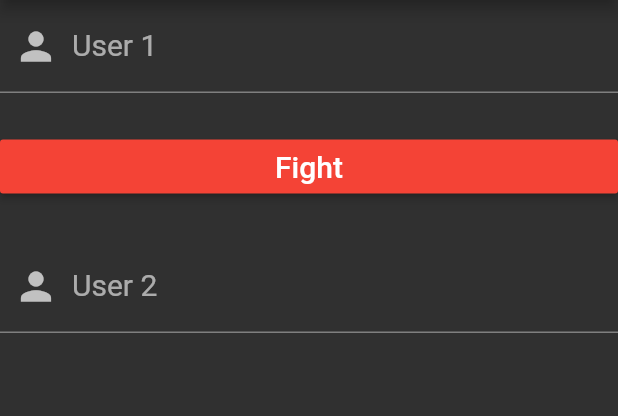
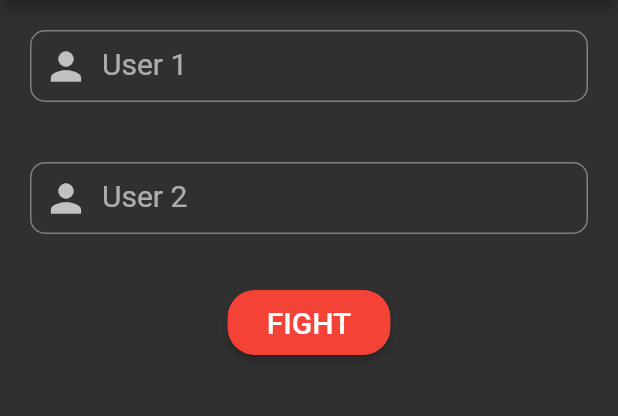
Before and after one commit to viralvaghela/git-fighter, a Flutter app: the FightScreen screen opened directly, on a phone screen of 412 x 824 dp, the part 84-500 px from its top. Run offline on Flutter 3.47's test engine with Material 2 defaults, Android fonts, the phone set to English and light mode, and no system bars; our stand-ins replace font_awesome_flutter.

Commit message:
Updated the textfield controllers and Fight Icon and also updated the Loading Indicator

```diff
--- a/lib/screens/fight_screen.dart
+++ b/lib/screens/fight_screen.dart
@@ -1,7 +1,6 @@
 import 'dart:convert';
 
 import 'package:flutter/material.dart';
-import 'package:git_fighter/screens/home_screen.dart';
 import 'package:git_fighter/screens/winner_screen.dart';
 import 'package:http/http.dart' as http;
 
@@ -21,7 +20,34 @@ class _FightScreenState extends State<FightScreen> {
 
   @override
   Widget build(BuildContext context) {
-    return Scaffold(
+    return _loading
+        ? Scaffold(
+            body: Container(
+              child: Center(
+                child: Column(
+                  mainAxisAlignment: MainAxisAlignment.center,
+                  children: [
+                    Padding(
+                      padding: const EdgeInsets.all(50.0),
+                      child: Text(
+                        "Please wait...Loading",
+                        style: TextStyle(fontSize: 20.0),
+                      ),
+                    ),
+                    CircularProgressIndicator(),
+                    Padding(
+                      padding: const EdgeInsets.all(50.0),
+                      child: Text(
+                        "Fighting the Git Users",
+                        style: TextStyle(fontSize: 20.0),
+                      ),
+                    ),
+                  ],
+                ),
+              ),
+            ),
+          )
+        : Scaffold(
             appBar: AppBar(
               title: Text("Git Fighter"),
             ),
@@ -29,54 +55,74 @@ class _FightScreenState extends State<FightScreen> {
               child: Column(
                 mainAxisAlignment: MainAxisAlignment.start,
                 children: [
-            TextField(
+                  Padding(
+                    padding: const EdgeInsets.all(20.0),
+                    child: TextField(
                       controller: txtUser1Controller,
                       style: TextStyle(fontSize: 20),
                       decoration: InputDecoration(
                         labelText: "User 1",
+                        border: new OutlineInputBorder(
+                          borderRadius: const BorderRadius.all(
+                            const Radius.circular(10.0),
+                          ),
+                        ),
+                        hintText: "Enter User 1 GitHub username",
+                        hintStyle: TextStyle(fontSize: 13.0),
                         contentPadding: EdgeInsets.all(10),
                         prefixIcon: Icon(
                           Icons.person,
                           size: 30,
-                  )),
+                        ),
+                      ),
+                    ),
                   ),
                   Padding(
-              padding: EdgeInsets.only(top: 25),
-            ),
-            Row(
-              mainAxisAlignment: MainAxisAlignment.spaceAround,
-              children: [
-                MaterialButton(
-                  minWidth: MediaQuery.of(context).size.width,
-                  onPressed: () {
-                    setState(() {
-                      _loading = true;
-                    });
-                    startFight();
-                  },
-                  child: Text(
-                    "Fight",
-                    style: TextStyle(fontSize: 20),
-                  ),
-                  color: Colors.red,
-                ),
-              ],
-            ),
-            Padding(
-              padding: EdgeInsets.only(top: 25),
-            ),
-            TextField(
+                    padding: const EdgeInsets.all(20.0),
+                    child: TextField(
                       controller: txtUser2Controller,
                       style: TextStyle(fontSize: 20),
                       decoration: InputDecoration(
                         labelText: "User 2",
+                        hintText: "Enter User 2 GitHub username",
+                        border: new OutlineInputBorder(
+                          borderRadius: const BorderRadius.all(
+                            const Radius.circular(10.0),
+                          ),
+                        ),
+                        hintStyle: TextStyle(fontSize: 13.0),
                         contentPadding: EdgeInsets.all(10),
                         prefixIcon: Icon(
                           Icons.person,
                           size: 30,
-                  )),
                         ),
-            _loading ? CircularProgressIndicator() : Container()
+                      ),
+                    ),
+                  ),
+                  Padding(
+                    padding: const EdgeInsets.all(15.0),
+                    child: RaisedButton(
+                      shape: RoundedRectangleBorder(
+                          borderRadius: BorderRadius.circular(18.0),
+                          side: BorderSide(color: Colors.red)),
+                      child: Padding(
+                        padding: const EdgeInsets.all(10.0),
+                        child: Text(
+                          "FIGHT",
+                          style: TextStyle(color: Colors.white, fontSize: 20.0),
+                        ),
+                      ),
+                      color: Colors.red,
+                      onPressed: () {
+                        setState(
+                          () {
+                            _loading = true;
+                          },
+                        );
+                        startFight();
+                      },
+                    ),
+                  ),
                 ],
               ),
             ),
@@ -93,19 +139,25 @@ class _FightScreenState extends State<FightScreen> {
           .get("https://api.github.com/users/${txtUser2Controller.text}");
       var jsonData1 = jsonDecode(responseUser1.body);
       var jsonData2 = jsonDecode(responseUser2.body);
-      int user1Followers=jsonData1['followers'];
-      int user2Followers=jsonData2['followers'];
-      setState(() {
-        if(user1Followers>=user2Followers)
-          winner=txtUser1Controller.text;
+      int user1Followers = jsonData1['followers'];
+      int user2Followers = jsonData2['followers'];
+      setState(
+        () {
+          if (user1Followers >= user2Followers)
+            winner = txtUser1Controller.text;
           else
-          winner=txtUser2Controller.text;
+            winner = txtUser2Controller.text;
           print("winner is $winner");
           _loading = false;
 
-        Navigator.push(context,MaterialPageRoute(builder: (BuildContext context) => Winner(winner)));
-
-      });
+          Navigator.push(
+            context,
+            MaterialPageRoute(
+              builder: (BuildContext context) => Winner(winner),
+            ),
+          );
+        },
+      );
     }
   }
 }
```
Also changed, not shown: pubspec.lock. Lines whose indentation alone changed are shown as unchanged.
